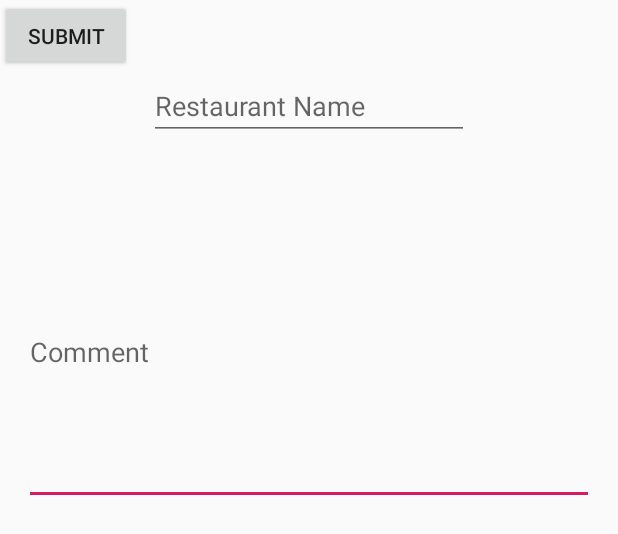
After one commit to budgy11/ProjectHave2Eat, an Android app: the layout activity_submit_comment.xml on its own in the app's theme, with its tools: preview values and no code run, on a phone screen of 412 x 824 dp. The commit adds this screen. Shown: the top 534 px of the screen. Run offline under Robolectric (Android 15) with nearby library versions, the phone set to English and light mode, and no system bars.

Commit message:
added xml files for comments

```diff
--- /dev/null
+++ b/app/src/main/res/layout/activity_submit_comment.xml
@@ -0,0 +1,41 @@
+<?xml version="1.0" encoding="utf-8"?>
+<androidx.constraintlayout.widget.ConstraintLayout xmlns:android="http://schemas.android.com/apk/res/android"
+    xmlns:app="http://schemas.android.com/apk/res-auto"
+    xmlns:tools="http://schemas.android.com/tools"
+    android:layout_width="match_parent"
+    android:layout_height="match_parent"
+    tools:context=".Comments">
+
+    <Button
+        android:id="@+id/submitComment"
+        android:layout_width="wrap_content"
+        android:layout_height="wrap_content"
+        android:text="Submit"
+        tools:layout_editor_absoluteX="161dp"
+        tools:layout_editor_absoluteY="401dp" />
+
+    <EditText
+        android:id="@+id/commentText"
+        android:layout_width="380dp"
+        android:layout_height="203dp"
+        android:layout_marginStart="16dp"
+        android:layout_marginLeft="16dp"
+        android:layout_marginTop="40dp"
+        android:ems="10"
+        android:hint="Comment"
+        android:inputType="textPersonName"
+        app:layout_constraintStart_toStartOf="parent"
+        app:layout_constraintTop_toBottomOf="@+id/restaurantNameText" />
+
+    <EditText
+        android:id="@+id/restaurantNameText"
+        android:layout_width="wrap_content"
+        android:layout_height="wrap_content"
+        android:layout_marginTop="48dp"
+        android:ems="10"
+        android:hint="Restaurant Name"
+        android:inputType="textPersonName"
+        app:layout_constraintEnd_toEndOf="parent"
+        app:layout_constraintStart_toStartOf="parent"
+        app:layout_constraintTop_toTopOf="parent" />
+</androidx.constraintlayout.widget.ConstraintLayout>
```
Also changed, not shown: app/src/main/res/layout/activity_comments.xml (+33 -3 lines), app/src/main/res/layout/activity_view_comments.xml (added, +20 -0 lines), app/src/main/res/layout/searchfragment.xml (deleted, +0 -11 lines).
